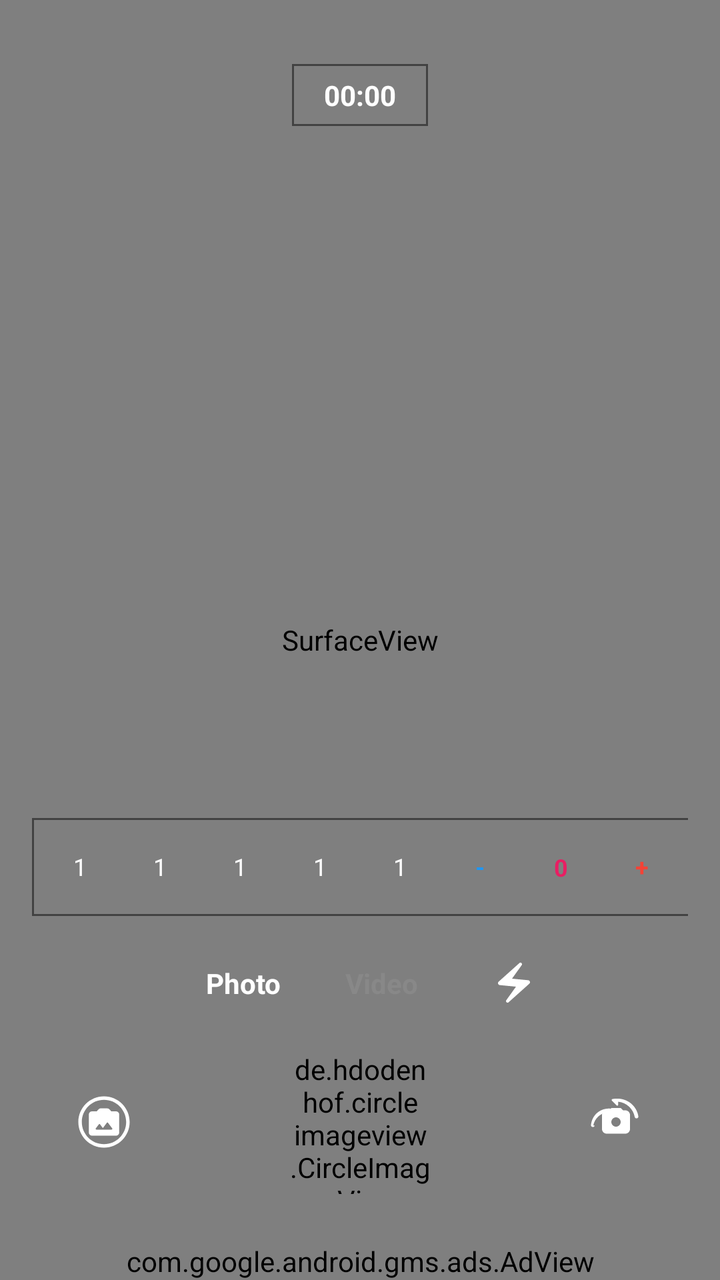
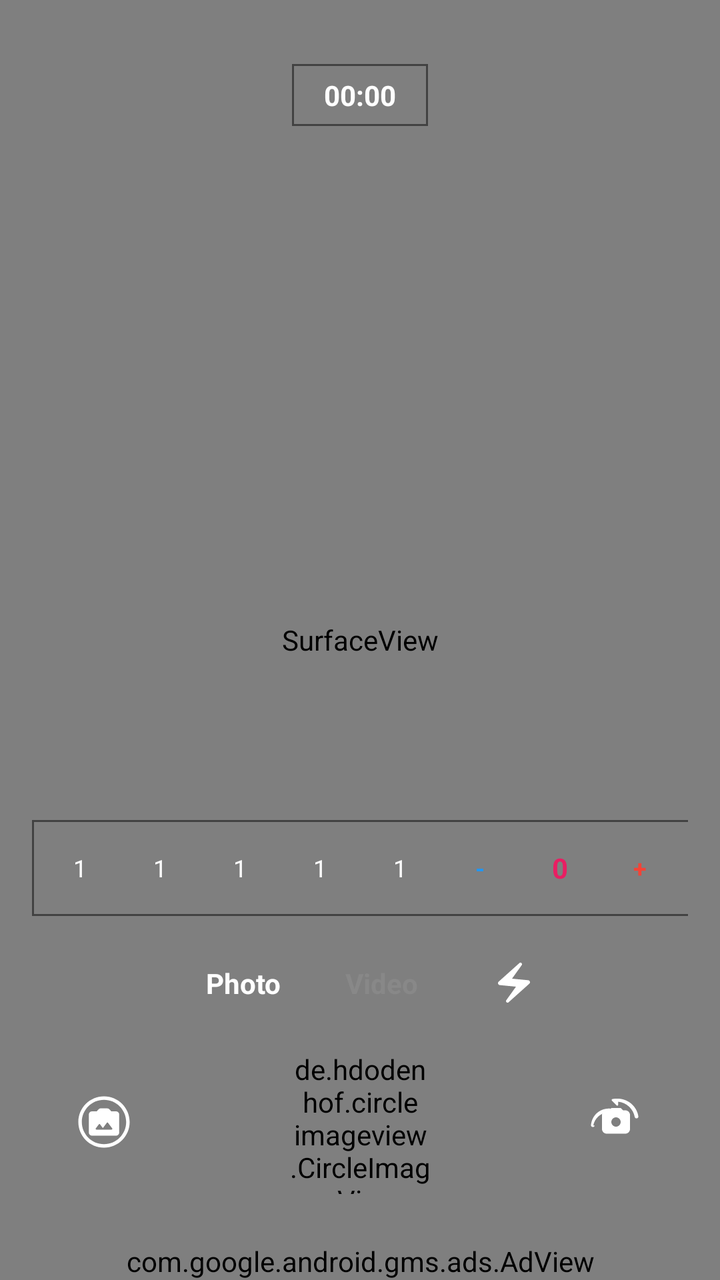

Compare the two renders of this Android layout. The source of the first and the diff that turns it into the second are given below.
<!-- AndroidManifest.xml: activity theme AppTheme.FullScreen -->
<!-- res/layout/main.xml -->
<?xml version="1.0" encoding="utf-8"?>
<androidx.constraintlayout.widget.ConstraintLayout
    xmlns:android="http://schemas.android.com/apk/res/android"
    xmlns:app="http://schemas.android.com/apk/res-auto"
    android:layout_width="match_parent"
    android:layout_height="match_parent"
    android:background="#000000">

    
    <SurfaceView
        android:id="@+id/videoview3"
        android:layout_width="0dp"
        android:layout_height="0dp"
        app:layout_constraintTop_toTopOf="parent"
        app:layout_constraintBottom_toBottomOf="parent"
        app:layout_constraintStart_toStartOf="parent"
        app:layout_constraintEnd_toEndOf="parent" />

    
    <TextView
        android:id="@+id/textview3"
        android:layout_width="wrap_content"
        android:layout_height="wrap_content"
        android:layout_marginTop="32dp"
        android:text="00:00"
        android:textSize="14sp"
        android:textStyle="bold"
        android:textColor="#FFFFFF"
        android:background="@drawable/border_box"
        android:paddingHorizontal="16dp"
        android:paddingVertical="6dp"
        app:layout_constraintTop_toTopOf="parent"
        app:layout_constraintStart_toStartOf="parent"
        app:layout_constraintEnd_toEndOf="parent" />

    
    <HorizontalScrollView
        android:id="@+id/linear4"
        android:layout_width="0dp"
        android:layout_height="wrap_content"
        android:layout_marginBottom="16dp"
        android:layout_marginHorizontal="16dp"
        android:scrollbars="none"
        android:fillViewport="true"
        app:layout_constraintBottom_toTopOf="@id/linear3"
        app:layout_constraintStart_toStartOf="parent"
        app:layout_constraintEnd_toEndOf="parent">

        <LinearLayout
            android:layout_width="wrap_content"
            android:layout_height="wrap_content"
            android:background="@drawable/border_box"
            android:padding="4dp"
            android:gravity="center"
            android:orientation="horizontal">
            <TextView android:id="@+id/textview4" android:layout_width="40dp" android:layout_height="40dp" android:gravity="center" android:text="1" android:textSize="12sp" android:textColor="#FFFFFF" />
            <TextView android:id="@+id/textview5" android:layout_width="40dp" android:layout_height="40dp" android:gravity="center" android:text="1" android:textSize="12sp" android:textColor="#FFFFFF" />
            <TextView android:id="@+id/textview6" android:layout_width="40dp" android:layout_height="40dp" android:gravity="center" android:text="1" android:textSize="12sp" android:textColor="#FFFFFF" />
            <TextView android:id="@+id/textview7" android:layout_width="40dp" android:layout_height="40dp" android:gravity="center" android:text="1" android:textSize="12sp" android:textColor="#FFFFFF" />
            <TextView android:id="@+id/textview8" android:layout_width="40dp" android:layout_height="40dp" android:gravity="center" android:text="1" android:textSize="12sp" android:textColor="#FFFFFF" />
            <TextView android:id="@+id/textview9" android:layout_width="40dp" android:layout_height="40dp" android:gravity="center" android:text="-" android:textSize="12sp" android:textStyle="bold" android:textColor="#2196F3" />
            <TextView android:id="@+id/textview10" android:layout_width="41dp" android:layout_height="41dp" android:gravity="center" android:text="0" android:textSize="12sp" android:textStyle="bold" android:textColor="#E91E63" />
            <TextView android:id="@+id/textview11" android:layout_width="40dp" android:layout_height="40dp" android:gravity="center" android:text="+" android:textSize="12sp" android:textStyle="bold" android:textColor="#F44336" />
            <TextView android:id="@+id/textview12" android:layout_width="40dp" android:layout_height="40dp" android:gravity="center" android:text="1" android:textSize="12sp" android:textColor="#FFFFFF" />
            <TextView android:id="@+id/textview13" android:layout_width="40dp" android:layout_height="40dp" android:gravity="center" android:text="1" android:textSize="12sp" android:textColor="#FFFFFF" />
            <TextView android:id="@+id/textview14" android:layout_width="40dp" android:layout_height="40dp" android:gravity="center" android:text="1" android:textSize="12sp" android:textColor="#FFFFFF" />
            <TextView android:id="@+id/textview15" android:layout_width="40dp" android:layout_height="40dp" android:gravity="center" android:text="1" android:textSize="12sp" android:textColor="#FFFFFF" />
            <TextView android:id="@+id/textview16" android:layout_width="40dp" android:layout_height="40dp" android:gravity="center" android:text="1" android:textSize="12sp" android:textColor="#FFFFFF" />
        </LinearLayout>
    </HorizontalScrollView>

    
    <LinearLayout
        android:id="@+id/linear3"
        android:layout_width="wrap_content"
        android:layout_height="wrap_content"
        android:layout_marginBottom="16dp"
        android:gravity="center"
        android:orientation="horizontal"
        app:layout_constraintBottom_toTopOf="@id/linear2"
        app:layout_constraintStart_toStartOf="parent"
        app:layout_constraintEnd_toEndOf="parent">

        <TextView
            android:id="@+id/textview1"
            android:layout_width="wrap_content"
            android:layout_height="wrap_content"
            android:paddingHorizontal="16dp"
            android:paddingVertical="8dp"
            android:text="Photo"
            android:textSize="14sp"
            android:textStyle="bold"
            android:textColor="#FFFFFF" />

        <TextView
            android:id="@+id/textview2"
            android:layout_width="wrap_content"
            android:layout_height="wrap_content"
            android:paddingHorizontal="16dp"
            android:paddingVertical="8dp"
            android:text="Video"
            android:textSize="14sp"
            android:textStyle="bold"
            android:textColor="#888888" />

        <ImageView
            android:id="@+id/imageview3"
            android:layout_width="32dp"
            android:layout_height="32dp"
            android:layout_marginStart="16dp"
            android:padding="4dp"
            android:src="@drawable/icon_electric_bolt_round"
            app:tint="#FFFFFF" />
    </LinearLayout>

    
    <androidx.constraintlayout.widget.ConstraintLayout
        android:id="@+id/linear2"
        android:layout_width="0dp"
        android:layout_height="wrap_content"
        android:layout_marginBottom="24dp"
        android:paddingHorizontal="32dp"
        app:layout_constraintBottom_toTopOf="@id/adview1"
        app:layout_constraintStart_toStartOf="parent"
        app:layout_constraintEnd_toEndOf="parent">

        
        <ImageView
            android:id="@+id/imageview1"
            android:layout_width="40dp"
            android:layout_height="40dp"
            android:src="@drawable/icon_photo_camera_back_round"
            android:background="?attr/selectableItemBackgroundBorderless"
            android:padding="6dp"
            app:layout_constraintTop_toTopOf="parent"
            app:layout_constraintBottom_toBottomOf="parent"
            app:layout_constraintStart_toStartOf="parent" />

        
        <de.hdodenhof.circleimageview.CircleImageView
    android:id="@+id/circleimageview1"
    android:layout_width="72dp"
    android:layout_height="72dp"
    android:src="@drawable/iiii"
    android:scaleType="centerInside"
    app:civ_border_width="1.75dp"
    app:civ_border_color="#00FFFF"
    app:civ_circle_background_color="#FFFFFF"
    app:civ_border_overlay="true"
    app:layout_constraintTop_toTopOf="parent"
    app:layout_constraintBottom_toBottomOf="parent"
    app:layout_constraintStart_toStartOf="parent"
    app:layout_constraintEnd_toEndOf="parent" />
        
        <ImageView
            android:id="@+id/imageview2"
            android:layout_width="40dp"
            android:layout_height="40dp"
            android:src="@drawable/icon_cameraswitch_round"
            android:background="?attr/selectableItemBackgroundBorderless"
            android:padding="6dp"
            app:layout_constraintTop_toTopOf="parent"
            app:layout_constraintBottom_toBottomOf="parent"
            app:layout_constraintEnd_toEndOf="parent" />

    </androidx.constraintlayout.widget.ConstraintLayout>

    
    <com.google.android.gms.ads.AdView
        android:id="@+id/adview1"
        android:layout_width="match_parent"
        android:layout_height="wrap_content"
        app:adSize="BANNER"
        app:adUnitId="ca-app-pub-3940256099942544/6300978111"
        app:layout_constraintBottom_toBottomOf="parent"
        app:layout_constraintStart_toStartOf="parent"
        app:layout_constraintEnd_toEndOf="parent" />

</androidx.constraintlayout.widget.ConstraintLayout>
<!-- resources referenced by this layout -->
<resources>
  <!-- drawable border_box (drawable-xhdpi) -->
  <?xml version="1.0" encoding="utf-8"?>
  <shape xmlns:android="http://schemas.android.com/apk/res/android"
      android:shape="rectangle">
      
      <corners android:radius="0dp" />
      
      <stroke 
          android:width="1dp" 
          android:color="#424242" />
          
      <solid android:color="#00000000" />
  </shape>
  <!-- drawable icon_cameraswitch_round (drawable-xhdpi) -->
  <?xml version='1.0' encoding='UTF-8' standalone='yes' ?>
  <vector xmlns:android="http://schemas.android.com/apk/res/android"
      android:width="48dp"
      android:height="48dp"
      android:viewportWidth="24.0"
      android:viewportHeight="24.0">
  
      <path
          android:pathData="M16 7h-1l-1-1h-4L9 7H8c-1.1 0-2 .9-2 2v6c0 1.1.9 2 2 2h8c1.1 0 2-.9 2-2V9c0-1.1-.9-2-2-2zm-4 7c-1.1 0-2-.9-2-2s.9-2 2-2s2 .9 2 2s-.9 2-2 2z"
          android:fillColor="#FFFFFF" />
  
      <path
          android:pathData="M10.5 2.15c-.3.06-.44.4-.3.64l2.15 2.15c.23.23.6-.06.6-.38V3.31c3.56.35 6.45 3.05 7.07 6.53.06.37.4.62.78.62.5 0 .87-.46.78-.94C20.65 4.3 15.8 1.15 10.5 2.15zM2.87 13.52c-.09.38-.43.64-.81.64-.5 0-.87-.46-.78-.94C1.82 8.41 6.13 5.4 10.9 6.43c.3.06.44.4.3.64l-2.15 2.15c-.23.23-.6-.06-.6-.38V7.81c-3.14.33-5.67 2.76-6.19 5.71z"
          android:fillColor="#FFFFFF" />
  
  </vector>
  <!-- drawable icon_electric_bolt_round (drawable-xhdpi) -->
  <?xml version='1.0' encoding='UTF-8' standalone='yes' ?>
  <vector xmlns:android="http://schemas.android.com/apk/res/android" android:width="48dp" android:height="48dp" android:viewportWidth="24.0" android:viewportHeight="24.0"><path android:pathData="M14.69 2.21L4.33 11.49c-.64.58-.28 1.65.58 1.73L13 14l-4.85 6.76c-.22.31-.19.74.08 1.01c.3.3.77.31 1.08.02l10.36-9.28c.64-.58.28-1.65-.58-1.73L11 10l4.85-6.76c.22-.31.19-.74-.08-1.01a.77.77 0 0 0-1.08-.02z" android:fillColor="#FFFFFF" /></vector>
  <!-- drawable icon_photo_camera_back_round (drawable-xhdpi) -->
  <vector xmlns:android="http://schemas.android.com/apk/res/android"
      android:width="48dp"
      android:height="48dp"
      android:viewportWidth="24.0"
      android:viewportHeight="24.0">
  
      
      <group
          android:scaleX="0.65"
          android:scaleY="0.65"
          android:pivotX="12.0"
          android:pivotY="12.0">
          <path
              android:fillColor="#FFFFFF"
              android:pathData="M20 5h-3.17l-1.24-1.35A1.99 1.99 0 0 0 14.12 3H9.88c-.56 0-1.1.24-1.47.65L7.17 5H4c-1.1 0-2 .9-2 2v12c0 1.1.9 2 2 2h16c1.1 0 2-.9 2-2V7c0-1.1-.9-2-2-2zm-3 12H7a.5.5 0 0 1-.4-.8l2-2.67c.2-.27.6-.27.8 0L11.25 16l2.6-3.47c.2-.27.6-.27.8 0l2.75 3.67a.5.5 0 0 1-.4.8z" />
      </group>
  
      
      <path
          android:fillType="evenOdd"
          android:fillColor="#FFFFFF"
          android:pathData="M12,1 C18.075,1 23,5.925 23,12 C23,18.075 18.075,23 12,23 C5.925,23 1,18.075 1,12 C1,5.925 5.925,1 12,1 Z M12,2.5 C6.753,2.5 2.5,6.753 2.5,12 C2.5,17.247 6.753,21.5 12,21.5 C17.247,21.5 21.5,17.247 21.5,12 C21.5,6.753 17.247,2.5 12,2.5 Z" />
  
  </vector>
  <!-- drawable iiii: png bitmap (drawable-xhdpi, 860 bytes) -->
  <style name="AppTheme.FullScreen" parent="AppTheme">
  		<item name="android:windowFullscreen">true</item>
  		<item name="android:windowContentOverlay">@null</item>
  	</style>
  <style name="AppTheme" parent="Theme.MaterialComponents.Light.NoActionBar.Bridge">
  		<item name="colorOnPrimary">@android:color/white</item>
  		<item name="colorPrimary">@color/colorPrimary</item>
  		<item name="colorPrimaryDark">@color/colorPrimaryDark</item>
  		<item name="colorAccent">@color/colorAccent</item>
  		<item name="colorControlHighlight">@color/colorControlHighlight</item>
  		<item name="colorControlNormal">@color/colorControlNormal</item>
  	</style>
  <color name="colorPrimary">#2196F3</color>
  <color name="colorPrimaryDark">#1976D2</color>
  <color name="colorAccent">#2196F3</color>
  <color name="colorControlHighlight">#2196F3</color>
  <color name="colorControlNormal">#2196F3</color>
</resources>

<!-- the commit's change to res/layout/main.xml (unified diff, before → after) -->
@@ -59,7 +59,7 @@
             <TextView android:id="@+id/textview7" android:layout_width="40dp" android:layout_height="40dp" android:gravity="center" android:text="1" android:textSize="12sp" android:textColor="#FFFFFF" />
             <TextView android:id="@+id/textview8" android:layout_width="40dp" android:layout_height="40dp" android:gravity="center" android:text="1" android:textSize="12sp" android:textColor="#FFFFFF" />
             <TextView android:id="@+id/textview9" android:layout_width="40dp" android:layout_height="40dp" android:gravity="center" android:text="-" android:textSize="12sp" android:textStyle="bold" android:textColor="#2196F3" />
-            <TextView android:id="@+id/textview10" android:layout_width="41dp" android:layout_height="41dp" android:gravity="center" android:text="0" android:textSize="12sp" android:textStyle="bold" android:textColor="#E91E63" />
+            <TextView android:id="@+id/textview10" android:layout_width="40dp" android:layout_height="40dp" android:gravity="center" android:text="0" android:textSize="14sp" android:textStyle="bold" android:textColor="#E91E63" />
             <TextView android:id="@+id/textview11" android:layout_width="40dp" android:layout_height="40dp" android:gravity="center" android:text="+" android:textSize="12sp" android:textStyle="bold" android:textColor="#F44336" />
             <TextView android:id="@+id/textview12" android:layout_width="40dp" android:layout_height="40dp" android:gravity="center" android:text="1" android:textSize="12sp" android:textColor="#FFFFFF" />
             <TextView android:id="@+id/textview13" android:layout_width="40dp" android:layout_height="40dp" android:gravity="center" android:text="1" android:textSize="12sp" android:textColor="#FFFFFF" />
